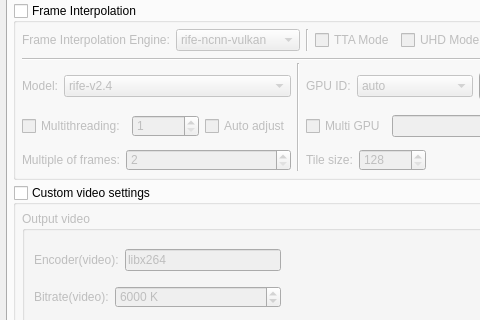
The window that SRC/Waifu2x-Extension-QT/mainwindow.ui (AaronFeng753/Waifu2x-Extension-GUI) describes before a commit, drawn with Qt 5; both pictures show x 0 to 480 and y 103 to 423 of the 1096 by 766 pixel window.
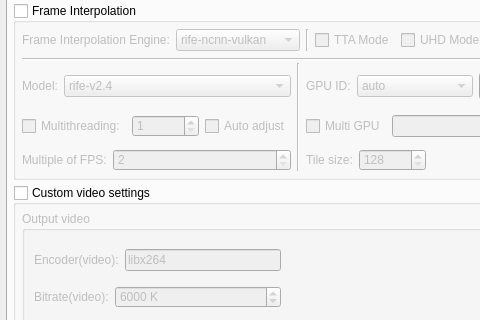
The same window after the commit. The open tabs and pages were chosen to show the change. Icons and pictures are not drawn.

The edit to the form file:
```diff
--- a/SRC/Waifu2x-Extension-QT/mainwindow.ui
+++ b/SRC/Waifu2x-Extension-QT/mainwindow.ui
@@ -7880,7 +7880,7 @@
                     <string>Only works when using [dain-ncnn-vulkan] engine.</string>
                    </property>
                    <property name="text">
-                    <string>Multiple of frames:</string>
+                    <string>Multiple of FPS:</string>
                    </property>
                   </widget>
                  </item>
```
Left out of the diff: 2 changed lines with no effect on the pictures.
